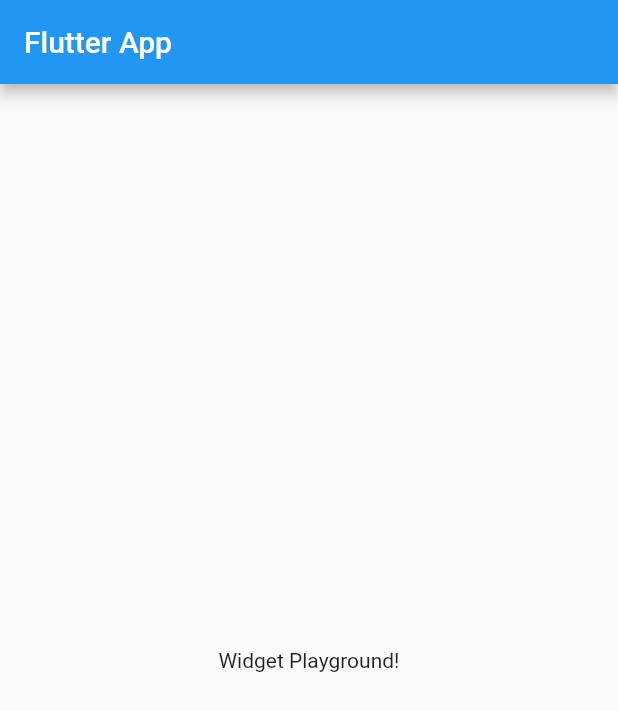
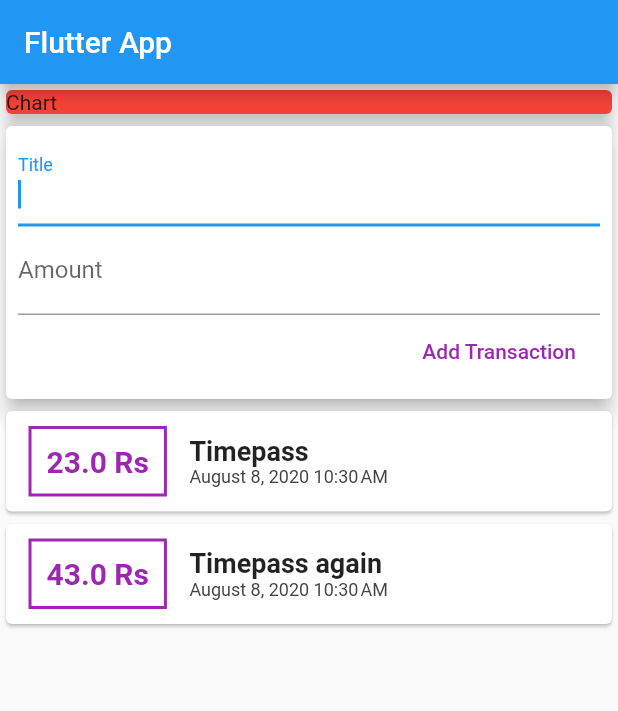
Before and after one commit to sarthakagrawal927/flutter_basic_apps, a Flutter app: the screen it shows after launch, on a phone screen of 412 x 824 dp. Shown: the top 711 px of the screen. Run offline on Flutter 3.47's test engine with Material 2 defaults, Android fonts, the phone set to English and light mode, and no system bars.

Commit message:
graph is remaining

```diff
--- a/lib/main.dart
+++ b/lib/main.dart
@@ -1,4 +1,5 @@
 import 'package:flutter/material.dart';
+import "./widgets/user_transactions.dart";
 
 void main() => runApp(MyApp());
 
@@ -16,12 +17,23 @@ class MyHomePage extends StatelessWidget {
   @override
   Widget build(BuildContext context) {
     return Scaffold(
-      appBar: AppBar(
-        title: Text('Flutter App'),
-      ),
-      body: Center(
-        child: Text('Widget Playground!'),
-      ),
-    );
+        appBar: AppBar(
+          title: Text('Flutter App'),
+        ),
+        body: SingleChildScrollView(
+          child: Column(
+            children: <Widget>[
+              Card(
+                color: Colors.red,
+                child: Container(
+                  width: double.infinity,
+                  child: Text('Chart'),
+                ),
+                elevation: 5,
+              ),
+              UserTransactions()
+            ],
+          ),
+        ));
   }
 }
--- /dev/null
+++ b/lib/models/transaction.dart
@@ -0,0 +1,14 @@
+import 'package:flutter/foundation.dart';
+
+class Transaction {
+  final String id;
+  final String title;
+  final double amount;
+  final DateTime date;
+
+  Transaction(
+      {@required this.id,
+      @required this.title,
+      @required this.amount,
+      @required this.date});
+}
--- /dev/null
+++ b/lib/widgets/new_transaction.dart
@@ -0,0 +1,41 @@
+import 'package:flutter/material.dart';
+
+class NewTransaction extends StatelessWidget {
+  final Function addTx;
+  final titleController = TextEditingController();
+  final amountController = TextEditingController();
+
+  NewTransaction(this.addTx);
+  @override
+  Widget build(BuildContext context) {
+    return Card(
+        elevation: 5,
+        child: Padding(
+          padding: const EdgeInsets.all(8.0),
+          child: Column(
+            crossAxisAlignment: CrossAxisAlignment.end,
+            children: <Widget>[
+              TextField(
+                autocorrect: true,
+                autofocus: true,
+                decoration: InputDecoration(labelText: "Title"),
+                controller: titleController,
+              ),
+              TextField(
+                autofocus: true,
+                decoration: InputDecoration(labelText: "Amount"),
+                controller: amountController,
+              ),
+              FlatButton(
+                onPressed: () {
+                  addTx(titleController.text,
+                      double.parse(amountController.text));
+                },
+                child: Text('Add Transaction'),
+                textColor: Colors.purple,
+              )
+            ],
+          ),
+        ));
+  }
+}
--- /dev/null
+++ b/lib/widgets/transactionList.dart
@@ -0,0 +1,51 @@
+import 'package:flutter/material.dart';
+import 'package:intl/intl.dart';
+
+import '../models/transaction.dart';
+
+class TransactionList extends StatelessWidget {
+  final List<Transaction> transactions;
+
+  TransactionList(this.transactions);
+  @override
+  Widget build(BuildContext context) {
+    return Container(
+        height: 300,
+        child: ListView.builder(
+          //ListView = Column + SingleChildScrollView
+          itemBuilder: (ctx, index) {
+            return Card(
+                child: Row(children: <Widget>[
+              Container(
+                  padding: EdgeInsets.all(10),
+                  margin: EdgeInsets.symmetric(vertical: 10, horizontal: 15),
+                  decoration: BoxDecoration(
+                      border: Border.all(color: Colors.purple, width: 2)),
+                  child: Text(
+                    '${transactions[index].amount} Rs',
+                    style: TextStyle(
+                        fontWeight: FontWeight.bold,
+                        color: Colors.purple,
+                        fontSize: 20),
+                  )),
+              Column(
+                  crossAxisAlignment: CrossAxisAlignment.start,
+                  children: <Widget>[
+                    Text(
+                      transactions[index].title,
+                      style:
+                          TextStyle(fontWeight: FontWeight.bold, fontSize: 18),
+                    ),
+                    Text(
+                      DateFormat.yMMMMd()
+                          .add_jm()
+                          .format(transactions[index].date),
+                      style: TextStyle(fontSize: 12, color: Colors.grey[800]),
+                    )
+                  ])
+            ]));
+          },
+          itemCount: transactions.length,
+        ));
+  }
+}
--- /dev/null
+++ b/lib/widgets/user_transactions.dart
@@ -0,0 +1,39 @@
+import 'package:flutter/material.dart';
+
+import './transactionList.dart';
+import './new_transaction.dart';
+import '../models/transaction.dart';
+
+class UserTransactions extends StatefulWidget {
+  @override
+  _UserTransactionsState createState() => _UserTransactionsState();
+}
+
+class _UserTransactionsState extends State<UserTransactions> {
+  final List<Transaction> _userTransactions = [
+    Transaction(
+        id: 't1', title: 'Timepass', amount: 23.00, date: DateTime.now()),
+    Transaction(
+        id: 't2', title: 'Timepass again', amount: 43.00, date: DateTime.now()),
+  ];
+
+  void _addNewTransaction(String title, double amount) {
+    final newTx = Transaction(
+        title: title,
+        amount: amount,
+        date: DateTime.now(),
+        id: DateTime.now().toIso8601String());
+
+    setState(() {
+      _userTransactions.add(newTx);
+    });
+  }
+
+  @override
+  Widget build(BuildContext context) {
+    return Column(children: <Widget>[
+      NewTransaction(_addNewTransaction),
+      TransactionList(_userTransactions)
+    ]);
+  }
+}
--- a/pubspec.yaml
+++ b/pubspec.yaml
@@ -23,10 +23,12 @@ environment:
 dependencies:
   flutter:
     sdk: flutter
+  intl: ^0.16.1
 
   # The following adds the Cupertino Icons font to your application.
   # Use with the CupertinoIcons class for iOS style icons.
   cupertino_icons: ^0.1.3
+  characters: ^1.0.0
 
 dev_dependencies:
   flutter_test:
```
